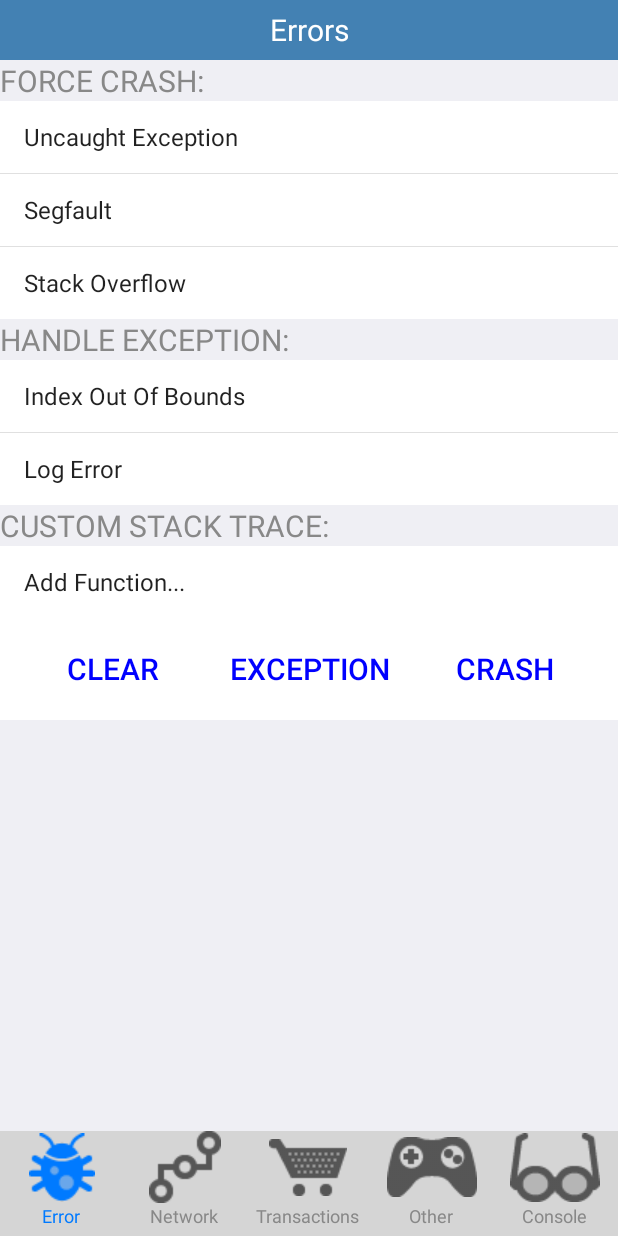
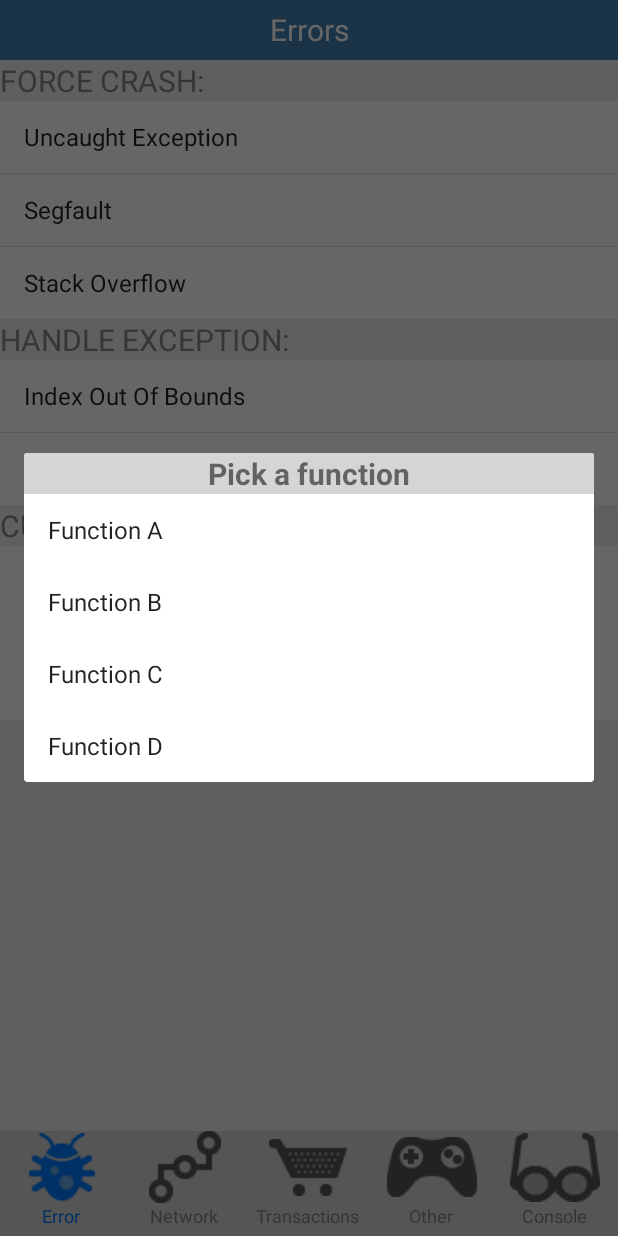
Before and after one commit to vviktoryy/Crittercism, an Android app: the screen it shows after launch (WorkActivity), after a tap on "Add Function...", on a phone screen of 412 x 824 dp. Run offline under Robolectric (Android 15) with nearby library versions, the phone set to English and light mode, and no system bars; 1 statement that could not run was skipped.

Commit message:
no message

```diff
--- a/Crittercism/app/src/main/AndroidManifest.xml
+++ b/Crittercism/app/src/main/AndroidManifest.xml
@@ -25,6 +25,10 @@
             android:name=".WorkActivity"
             android:screenOrientation="portrait" >
         </activity>
+        <activity
+            android:name=".FunctionDialog"
+            android:label="@string/title_activity_function_dialog" >
+        </activity>
     </application>
 
 </manifest>
--- a/Crittercism/app/src/main/java/com/crittercism/CopyDialog.java
+++ b/Crittercism/app/src/main/java/com/crittercism/CopyDialog.java
@@ -34,7 +34,7 @@ public class CopyDialog extends DialogFragment implements AdapterView.OnItemClic
     public View onCreateView(LayoutInflater inflater, ViewGroup container,
                              Bundle savedInstanceState) {
         View view = inflater.inflate(R.layout.copy_dialog, container);
-        copy_list = (ListView) view.findViewById(R.id.list);
+        copy_list = (ListView) view.findViewById(R.id.copy_list);
         getDialog().getWindow().requestFeature(Window.FEATURE_NO_TITLE);
 
         return view;
--- /dev/null
+++ b/Crittercism/app/src/main/java/com/crittercism/FunctionDialog.java
@@ -0,0 +1,56 @@
+package com.crittercism;
+
+import android.content.Context;
+import android.os.Bundle;
+import android.support.v4.app.DialogFragment;
+import android.view.LayoutInflater;
+import android.view.View;
+import android.view.ViewGroup;
+import android.view.Window;
+import android.widget.AdapterView;
+import android.widget.ArrayAdapter;
+import android.widget.ListView;
+
+public class FunctionDialog extends DialogFragment implements AdapterView.OnItemClickListener {
+    String[] function_items = { "Function A", "Function B", "Function C", "Function D" };
+    ListView function_list;
+    ListView error_function_list;
+    Context context;
+    String LogString;
+    String Operation;
+
+    public void setArguments(Context context_, String LogString_, ListView error_function_list_, String Operation_) {
+        context = context_;
+        LogString = LogString_;
+        error_function_list = error_function_list_;
+        Operation = Operation_;
+    }
+
+    @Override
+    public View onCreateView(LayoutInflater inflater, ViewGroup container,
+                             Bundle savedInstanceState) {
+        View view = inflater.inflate(R.layout.function_dialog, container);
+        function_list = (ListView) view.findViewById(R.id.function_list);
+        getDialog().getWindow().requestFeature(Window.FEATURE_NO_TITLE);
+
+        return view;
+    }
+
+    @Override
+    public void onActivityCreated(Bundle savedInstanceState) {
+        super.onActivityCreated(savedInstanceState);
+
+        ArrayAdapter<String> adapter = new ArrayAdapter<>(getActivity(),
+                android.R.layout.simple_list_item_1, function_items);
+
+        function_list.setAdapter(adapter);
+        function_list.setOnItemClickListener(this);
+    }
+
+    @Override
+    public void onItemClick(AdapterView<?> parent, View view, int position, long id) {
+        dismiss();
+        //function_items[position]
+       // error_function_list.removeView((View)error_function_list.getSelectedItem());
+    }
+}
--- a/Crittercism/app/src/main/java/com/crittercism/WorkActivity.java
+++ b/Crittercism/app/src/main/java/com/crittercism/WorkActivity.java
@@ -9,6 +9,7 @@ import android.support.v4.app.FragmentActivity;
 import android.support.v4.app.FragmentManager;
 import android.util.TypedValue;
 import android.view.Gravity;
+import android.view.MotionEvent;
 import android.view.View;
 import android.view.ViewGroup;
 import android.widget.AdapterView;
@@ -89,6 +90,7 @@ public class WorkActivity extends FragmentActivity {
     private TextView logTextView;
     private TextView responsesTextView;
 
+    private ListView listViewStack;
     private Button clearButton;
     private Button exceptionButton;
     private Button crashButton;
@@ -184,18 +186,21 @@ public class WorkActivity extends FragmentActivity {
         errorButtonsLayout = (LinearLayout) findViewById(R.id.errorButtonsLayout);
 
         clearButton = (Button) findViewById(R.id.clearButton);
+        buttonEffect(clearButton);
         clearButton.setOnClickListener(new View.OnClickListener() {
             public void onClick(View v) {
 
             }
         });
         exceptionButton = (Button) findViewById(R.id.exceptionButton);
+        buttonEffect(exceptionButton);
         exceptionButton.setOnClickListener(new View.OnClickListener() {
             public void onClick(View v) {
 
             }
         });
         crashButton = (Button) findViewById(R.id.crashButton);
+        buttonEffect(crashButton);
         crashButton.setOnClickListener(new View.OnClickListener() {
             public void onClick(View v) {
 
@@ -626,7 +631,7 @@ public class WorkActivity extends FragmentActivity {
     }
 
     private void Add_ListView(TextView textView, ListView listView, String[] transArray, String textText){
-        Add_TextView(textView,textText);
+        Add_TextView(textView, textText);
        /* listView.setLayoutParams(new ListView.LayoutParams(
                 LayoutParams.MATCH_PARENT,
                 LayoutParams.WRAP_CONTENT,(int) 1.0f));
@@ -727,30 +732,28 @@ public class WorkActivity extends FragmentActivity {
         });
         /*Custom stack trace*/
         TextView textViewStack = new TextView(context);
-        ListView listViewStack = new ListView(context);
+        listViewStack = new ListView(context);
 
         String[] transArrayStack = {"Add Function..."};
         Add_ListView(textViewStack, listViewStack, transArrayStack, "CUSTOM STACK TRACE:");
 
         listViewStack.setOnItemClickListener(new AdapterView.OnItemClickListener() {
             public void onItemClick(AdapterView<?> parent, View view,int position, long id) {
-                switch (position) {
-                    case 0://Add Function
-                       /* System.out.println("Crittercism. Logging exception: out of bounds");
-                        try {
-                            throw new ArrayIndexOutOfBoundsException();
-                        } catch (Exception exception) {
-                            Crittercism.logHandledException(exception);
-                            AddToLog("[Error]: Index Out OfBounds");
-                        }*/
-                        AddToLog("[Error]: Add Function...");
+                switch (((TextView)view).getText().toString()){
+                    case "Add Function...":
+                        //view.setVisibility(View.INVISIBLE);
+                        //AddToLog("[Error]: Add Function...");
+                    case "Add Another Function...":
+                        //AddToLog("[Error]: Add Another Function...");
+                        FragmentManager fm = getSupportFragmentManager();
+                        FunctionDialog functionDialog = new FunctionDialog();
+                        functionDialog.setArguments(context, LogString, listViewStack, "[Error]: "+((TextView)view).getText().toString());
+                        functionDialog.show(fm, "function_dialog");
                         break;
-                    case 1://Add Another Function
-                        AddToLog("[Error]: Add Another Function...");
-                        //MsgBox("Missing SDK part","No logError: in SDK");
+                    default:
+                        //do what?
                         break;
                 }
-                // Toast.makeText(getApplicationContext(),((TextView) view).getText(), Toast.LENGTH_SHORT).show();
             }
         });
     }
@@ -851,4 +854,28 @@ public class WorkActivity extends FragmentActivity {
                 LayoutParams.MATCH_PARENT, LayoutParams.WRAP_CONTENT));
         workLayout.addView(textView);
     }
+
+    /*for click effect on transparent buttons putting*/
+    public static void buttonEffect(View button) {
+        button.setOnTouchListener(new View.OnTouchListener() {
+            @Override
+            public boolean onTouch(View v, MotionEvent event) {
+                switch (event.getAction()) {
+                    case MotionEvent.ACTION_DOWN: {
+                        ((TextView)v).setTextColor(Color.GRAY);
+                        //v.setBackgroundColor(Color.CYAN);
+                        v.invalidate();
+                        break;
+                    }
+                    case MotionEvent.ACTION_UP: {
+                        //v.setBackgroundColor(Color.WHITE);
+                        ((TextView)v).setTextColor(Color.BLUE);
+                        v.invalidate();
+                        break;
+                    }
+                }
+                return false;
+            }
+        });
+    }
 }
--- a/Crittercism/app/src/main/res/layout/activity_work.xml
+++ b/Crittercism/app/src/main/res/layout/activity_work.xml
@@ -18,9 +18,10 @@
         android:layout_centerHorizontal="true" />
 
     <ImageButton
-        android:layout_width="40sp"
-        android:layout_height="40sp"
+        android:layout_width="50dp"
+        android:layout_height="40dp"
         android:gravity="left"
+        android:scaleType="fitXY"
         android:id="@+id/BasketButton"
         android:src="@drawable/basket"
         android:layout_alignParentTop="true"
@@ -28,14 +29,16 @@
         android:visibility="invisible" />
 
     <ImageButton
-        android:layout_width="40sp"
-        android:layout_height="40sp"
+        android:layout_width="50dp"
+        android:layout_height="40dp"
         android:gravity="right"
         android:id="@+id/CopyButton"
         android:src="@drawable/mail"
+        android:scaleType="fitXY"
         android:layout_alignParentTop="true"
         android:layout_alignParentRight="true"
         android:visibility="invisible" />
+
 
     <ScrollView
         android:layout_width="match_parent"
@@ -54,6 +57,10 @@
                 android:orientation="vertical"
                 android:layout_width="match_parent"
                 android:layout_height="wrap_content"/>
+
+            <RelativeLayout
+                android:layout_width="match_parent"
+                android:layout_height="wrap_content">
 
             <LinearLayout
                 android:padding="10sp"
@@ -99,7 +106,6 @@
                     android:background="@android:color/white"
                     />
             </LinearLayout>
-
             <TextView
                 android:id="@+id/responsesTextView"
                 android:layout_width="match_parent"
@@ -111,9 +117,10 @@
                 android:layout_margin="5px"
                 android:visibility="invisible"/>
 
-            </LinearLayout>
+                </RelativeLayout>
+
+        </LinearLayout>
     </ScrollView>
-
 
     <LinearLayout
         android:baselineAligned="false"
--- a/Crittercism/app/src/main/res/layout/copy_dialog.xml
+++ b/Crittercism/app/src/main/res/layout/copy_dialog.xml
@@ -7,7 +7,7 @@
     android:orientation="vertical">
 
     <ListView
-        android:id="@+id/list"
+        android:id="@+id/copy_list"
         android:layout_width="match_parent"
         android:layout_height="match_parent" >
     </ListView>
--- /dev/null
+++ b/Crittercism/app/src/main/res/layout/function_dialog.xml
@@ -0,0 +1,24 @@
+<?xml version="1.0" encoding="utf-8"?>
+<LinearLayout xmlns:android="http://schemas.android.com/apk/res/android"
+    android:id="@+id/function_dialog"
+    android:layout_width="match_parent" android:layout_height="match_parent"
+    android:layout_marginLeft="5dp"
+    android:layout_marginRight="5dp"
+    android:orientation="vertical">
+
+    <TextView android:id="@+id/function_title"
+        android:layout_width="match_parent"
+        android:layout_height="wrap_content"
+        android:textSize="20sp"
+        android:background="#d5d5d5"
+        android:gravity="center"
+        android:focusable="false"
+        android:text="Pick a function"
+        android:textStyle="bold"/>
+    <ListView
+        android:id="@+id/function_list"
+        android:layout_width="match_parent"
+        android:layout_height="wrap_content" >
+    </ListView>
+
+</LinearLayout>
--- /dev/null
+++ b/Crittercism/app/src/main/res/menu/menu_function_dialog.xml
@@ -0,0 +1,6 @@
+<menu xmlns:android="http://schemas.android.com/apk/res/android"
+    xmlns:app="http://schemas.android.com/apk/res-auto"
+    xmlns:tools="http://schemas.android.com/tools" tools:context="com.crittercism.FunctionDialog">
+    <item android:id="@+id/action_settings" android:title="@string/action_settings"
+        android:orderInCategory="100" app:showAsAction="never" />
+</menu>
--- a/Crittercism/app/src/main/res/values/strings.xml
+++ b/Crittercism/app/src/main/res/values/strings.xml
@@ -28,4 +28,7 @@
     <string name="clear">CLEAR</string>
     <string name="exception">EXCEPTION</string>
     <string name="crash">CRASH</string>
+    <string name="title_activity_function_dialog">FunctionDialog</string>
+
+    <string name="hello_world">Hello world!</string>
 </resources>
```
